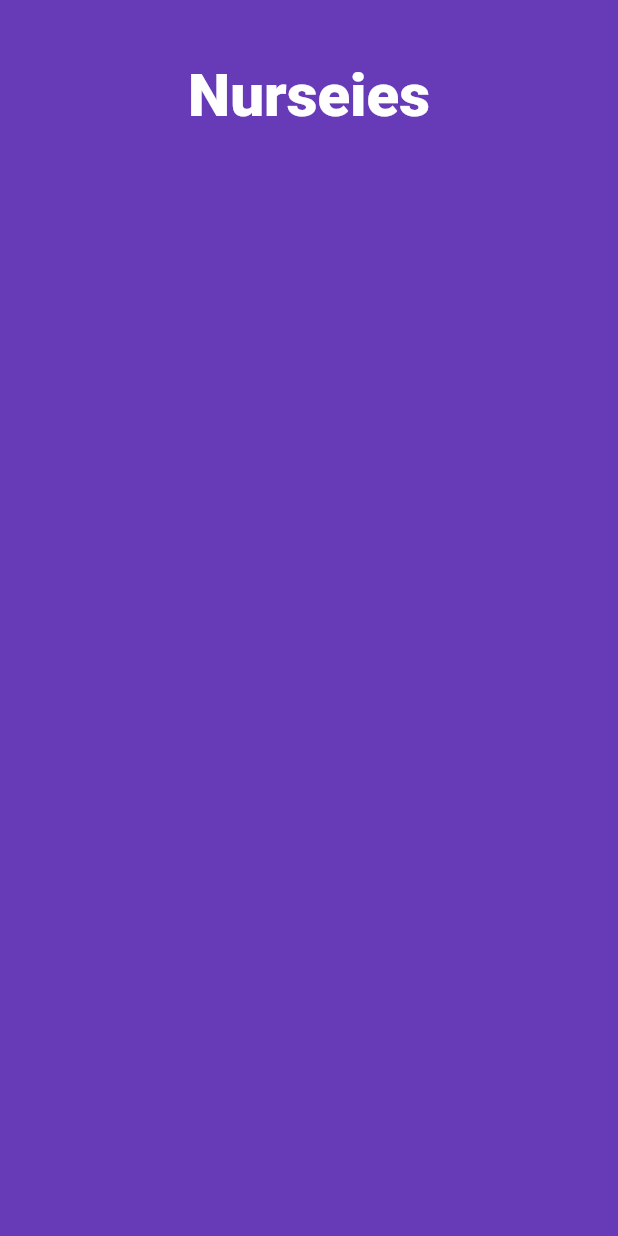
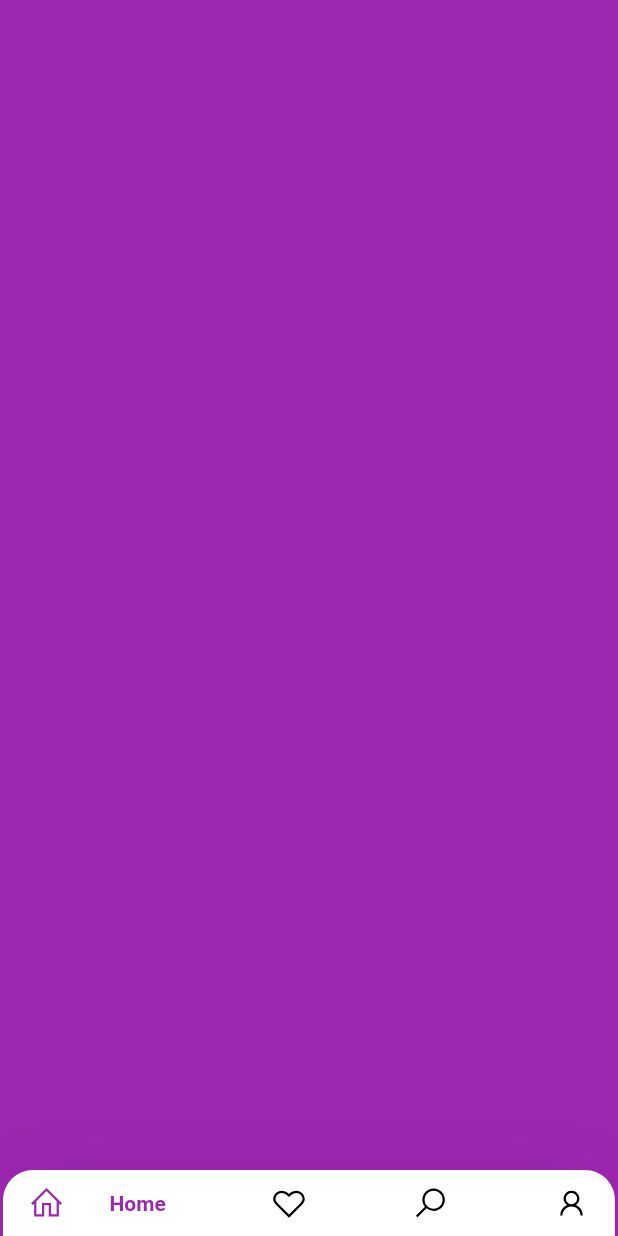
Before and after one commit to AbdallahRehab/graduation-project, a Flutter app: the screen it shows after launch, on a phone screen of 412 x 824 dp. Run offline on Flutter 3.47's test engine with Material 2 defaults, Android fonts, the phone set to English and light mode, and no system bars; drawn by our look-alikes of google_nav_bar; our stand-ins replace line_icons; missing offline and left inert: sliver_fab.

Commit message:
feed screen

```diff
--- /dev/null
+++ b/lib/Screens/GoogleNavBar.dart
@@ -0,0 +1,165 @@
+import 'package:flutter/material.dart';
+import 'package:google_nav_bar/google_nav_bar.dart';
+import 'package:graduteproject/Screens/detailsOfFeed.dart';
+import 'package:graduteproject/Screens/feed.dart';
+import 'package:line_icons/line_icons.dart';
+class TabPage extends StatefulWidget {
+  @override
+  _TabPageState createState() => _TabPageState();
+}
+
+class _TabPageState extends State<TabPage> {
+  int selectedIndex = 0;
+
+  PageController controller = PageController();
+
+  List<GButton> tabs = new List();
+  List<Color> colors = [
+    Colors.purple,
+    Colors.pink,
+    Colors.amber[600],
+    Colors.teal
+  ];
+
+  @override
+  void initState() {
+    super.initState();
+
+    var padding = EdgeInsets.symmetric(horizontal: 12, vertical: 5);
+    double gap = 30;
+
+    tabs.add(GButton(
+      gap: gap,
+      iconActiveColor: Colors.purple,
+      iconColor: Colors.black,
+      textColor: Colors.purple,
+      color: Colors.purple.withOpacity(.2),
+      iconSize: 24,
+      padding: padding,
+      icon: LineIcons.home,
+      // textStyle: t.textStyle,
+      text: 'Home',
+    ));
+
+    tabs.add(GButton(
+      gap: gap,
+      iconActiveColor: Colors.pink,
+      iconColor: Colors.black,
+      textColor: Colors.pink,
+      color: Colors.pink.withOpacity(.2),
+      iconSize: 24,
+      padding: padding,
+      icon: LineIcons.heart_o,
+      // textStyle: t.textStyle,
+      text: 'Likes',
+    ));
+
+    tabs.add(GButton(
+      gap: gap,
+      iconActiveColor: Colors.amber[600],
+      iconColor: Colors.black,
+      textColor: Colors.amber[600],
+      color: Colors.amber[600].withOpacity(.2),
+      iconSize: 24,
+      padding: padding,
+      icon: LineIcons.search,
+      // textStyle: t.textStyle,
+      text: 'Search',
+    ));
+
+    tabs.add(GButton(
+      gap: gap,
+      iconActiveColor: Colors.teal,
+      iconColor: Colors.black,
+      textColor: Colors.teal,
+      color: Colors.teal.withOpacity(.2),
+      iconSize: 24,
+      padding: padding,
+      icon: LineIcons.user,
+      // textStyle: t.textStyle,
+      text: 'Profile',
+    ));
+  }
+
+  @override
+  Widget build(BuildContext context) {
+    return MaterialApp(
+      home: Scaffold(
+        extendBody: true,
+//        appBar: AppBar(
+//          brightness: Brightness.dark,
+//          title: Text(
+//            'GoogleNavBar',
+//            style: TextStyle(color: Colors.black),
+//          ),
+//          backgroundColor: Colors.white,
+//        ),
+        body: PageView.builder(
+          onPageChanged: (page) {
+            setState(() {
+              selectedIndex = page;
+            });
+          },
+          controller: controller,
+          itemBuilder: (context, position) {
+            switch(position){
+              case 0:
+                print('asbh');
+                return Container(
+                  color: colors[position],
+                );
+                break;
+              case 1:
+                return Feed();
+                break;
+              case 2:
+                return Container(
+                  color: colors[position],
+                );
+                break;
+              case 3:
+                return Container(
+                  color: colors[position],
+
+                );
+
+                break;
+            }
+
+          },
+          itemCount: tabs.length, // Can be null
+        ),
+        // backgroundColor: Colors.green,
+        // body: Container(color: Colors.red,),
+        bottomNavigationBar: SafeArea(
+          child: Container(
+            margin: EdgeInsets.symmetric(horizontal: 2),
+            decoration: BoxDecoration(
+                color: Colors.white,
+                borderRadius: BorderRadius.only(topLeft: Radius.circular(20),topRight: Radius.circular(20)),
+                boxShadow: [
+                  BoxShadow(
+                      spreadRadius: -10,
+                      blurRadius: 50,
+                      color: Colors.black.withOpacity(.20),
+                      offset: Offset(0, 12))
+                ]),
+            child: Padding(
+              padding: const EdgeInsets.symmetric(horizontal: 5.0, vertical: 5),
+              child: GNav(
+                  tabs: tabs,
+                  selectedIndex: selectedIndex,
+                  onTabChange: (index) {
+                    print(index);
+                    setState(() {
+                      selectedIndex = index;
+                    });
+                    controller.jumpToPage(index);
+                  }),
+            ),
+          ),
+        ),
+      ),
+    );
+  }
+}
--- a/lib/main.dart
+++ b/lib/main.dart
@@ -1,4 +1,6 @@
 import 'package:flutter/material.dart';
+import 'package:graduteproject/Screens/GoogleNavBar.dart';
+
 import 'Screens/nureiesScreen.dart';
 
 void main() => runApp(MyApp());
@@ -8,7 +10,8 @@ class MyApp extends StatelessWidget {
   @override
   Widget build(BuildContext context) {
     return MaterialApp(
-      home: NurseiesScreen(),
+      debugShowCheckedModeBanner: false,
+      home: TabPage(),
 
     );
 
--- a/pubspec.yaml
+++ b/pubspec.yaml
@@ -23,6 +23,11 @@ dependencies:
   # The following adds the Cupertino Icons font to your application.
   # Use with the CupertinoIcons class for iOS style icons.
   cupertino_icons: ^0.1.2
+  google_nav_bar: ^1.0.4
+  line_icons: ^0.2.0
+  direct_select: ^1.0.0
+  sliver_fab: ^1.0.0
+
 
 dev_dependencies:
   flutter_test:
```
Also changed, not shown: lib/Screens/detailsOfFeed.dart (added, +35 -0 lines), lib/Screens/feed.dart (added, +79 -0 lines), lib/Screens/feedTopbar.dart (added, +24 -0 lines), lib/components/DropDown.dart (added, +84 -0 lines), lib/components/silver app.dart (added, +46 -0 lines), pubspec.lock.
